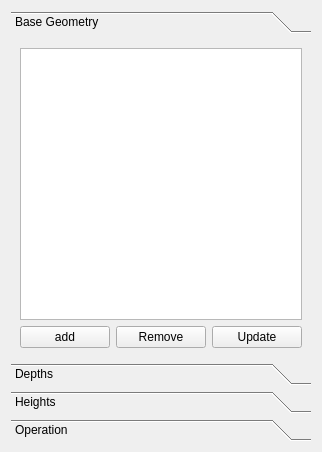
The window that src/Mod/Path/Gui/EngraveEdit.ui (berndhahnebach/All_FreeCAD) describes before a commit, drawn with Qt 5.
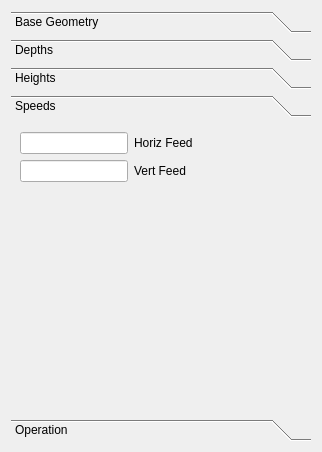
The same window after the commit. The open tabs and pages were chosen to show the change. Icons and pictures are not drawn. Custom widgets are drawn as their Qt base class.

Diff of the .ui file:
```diff
--- a/src/Mod/Path/Gui/EngraveEdit.ui
+++ b/src/Mod/Path/Gui/EngraveEdit.ui
@@ -34,7 +34,7 @@
         <x>0</x>
         <y>0</y>
         <width>304</width>
-        <height>314</height>
+        <height>284</height>
        </rect>
       </property>
       <attribute name="icon">
@@ -187,6 +187,53 @@
        </item>
       </layout>
      </widget>
+     <widget class="QWidget" name="page_2">
+      <property name="geometry">
+       <rect>
+        <x>0</x>
+        <y>0</y>
+        <width>304</width>
+        <height>284</height>
+       </rect>
+      </property>
+      <attribute name="icon">
+       <iconset resource="../../../Gui/Icons/resource.qrc">
+        <normaloff>:/icons/FreeCAD-default/scalable/document-save-as.svg</normaloff>:/icons/FreeCAD-default/scalable/document-save-as.svg</iconset>
+      </attribute>
+      <attribute name="label">
+       <string>Speeds</string>
+      </attribute>
+      <layout class="QFormLayout" name="formLayout_4">
+       <item row="0" column="0">
+        <widget class="Gui::InputField" name="horizFeed">
+         <property name="unit" stdset="0">
+          <string>mm/(s)</string>
+         </property>
+        </widget>
+       </item>
+       <item row="0" column="1">
+        <widget class="QLabel" name="label">
+         <property name="text">
+          <string>Horiz Feed</string>
+         </property>
+        </widget>
+       </item>
+       <item row="1" column="0">
+        <widget class="Gui::InputField" name="vertFeed">
+         <property name="unit" stdset="0">
+          <string notr="true">mm/(s)</string>
+         </property>
+        </widget>
+       </item>
+       <item row="1" column="1">
+        <widget class="QLabel" name="label_2">
+         <property name="text">
+          <string>Vert Feed</string>
+         </property>
+        </widget>
+       </item>
+      </layout>
+     </widget>
      <widget class="QWidget" name="page_3">
       <property name="geometry">
        <rect>
```
Left out of the diff: 11 changed lines with no effect on the pictures.
